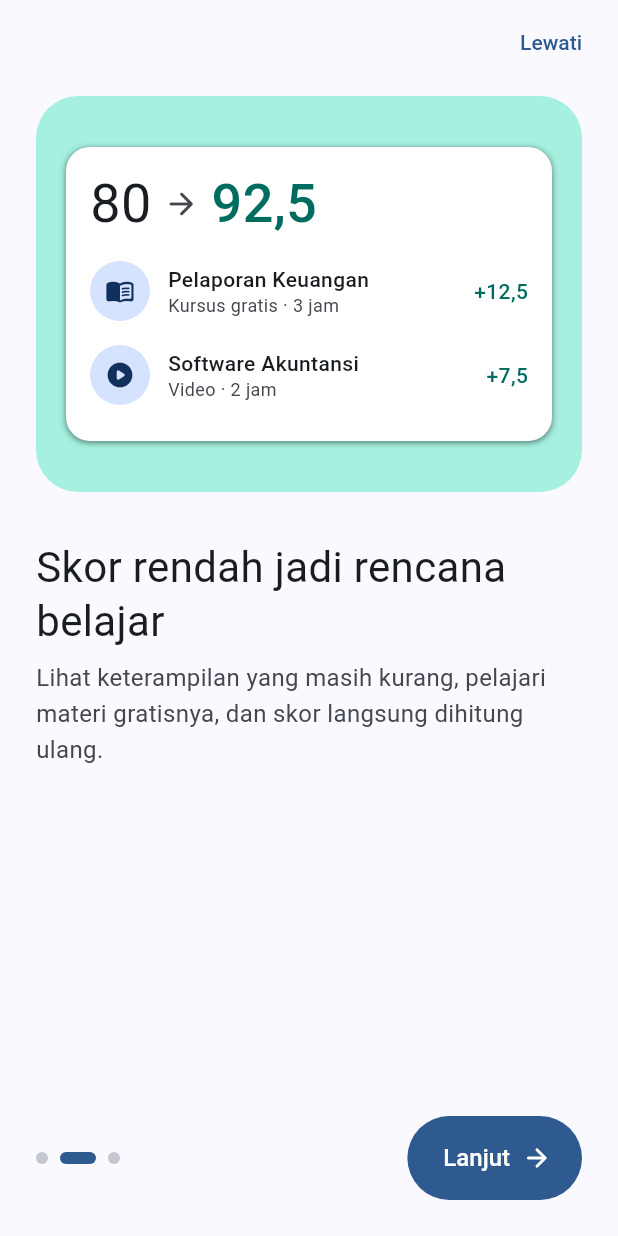
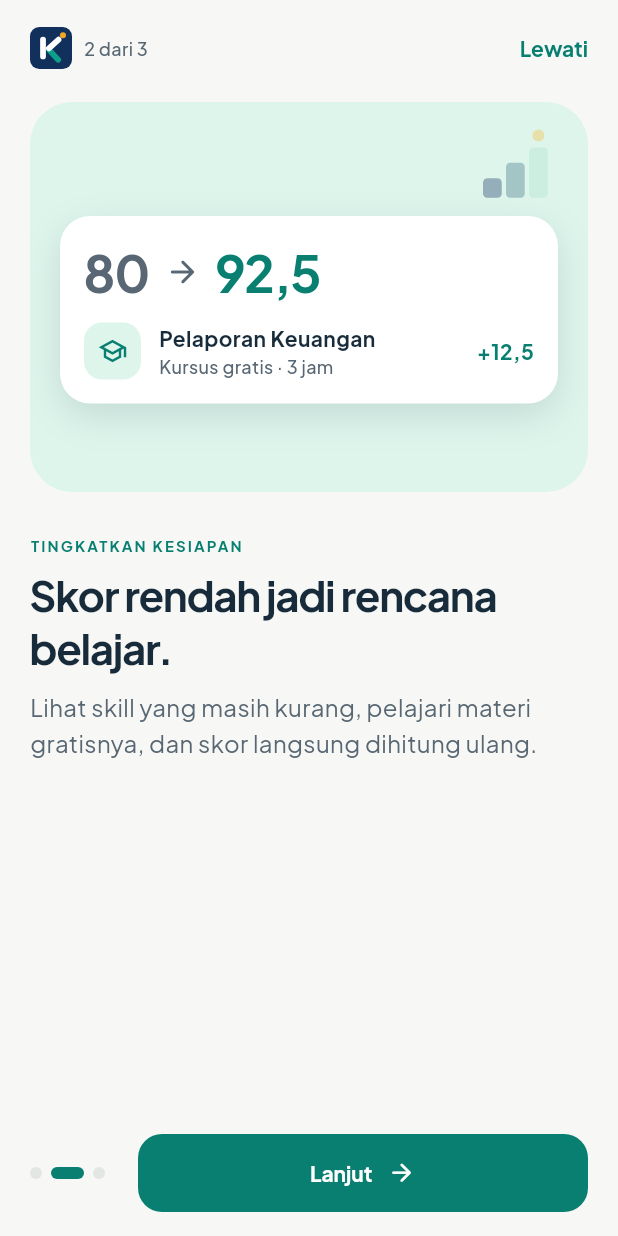
Before and after one commit to mibnusofyan/KarirIn, a Flutter app: the screen it shows after launch, swiped to page 2, on a phone screen of 412 x 824 dp. Run offline on Flutter 3.47's test engine with Material 3 defaults, Android fonts, the phone set to English and light mode, and no system bars; our stand-ins replace flutter_riverpod, go_router.

Commit message:
Redesign splash and onboarding, completing the UI redesign
Last P1 screens from docs/ui-redesign-plan.md; all 16 screens now use
the career theme.

- Splash: larger K mark (104) with a quiet halo on navy, Plus Jakarta
  Sans wordmark, faint K-steps motif and a thin yellow progress bar. The
  logo fades/scales in (skipped with reduced motion). Duration cut from
  1.8s to 1.4s (SplashScreen.duration); tap anywhere still skips, and
  navigation happens only once.
- Onboarding: three stories per the plan (Temukan peluang, Tingkatkan
  kesiapan, Berlatih), one benefit each, on identical panels (navy / mint
  / light amber) with the K-steps motif. Figures are computed from the
  real logic: Match Score 80 for Staf Administrasi Keuangan, 80 -> 92.5
  after Pelaporan Keuangan, and rubric bars from gradeAnswer(). Header
  shows the mark and "n dari 3"; Lewati is hidden on the last slide,
  whose CTA reads "Mulai sekarang".
- README: all 16 screens are now on the new theme.
- Tests: splash_onboarding_test covers the splash timing, tap-to-skip,
  reduced motion, the three stories with real figures, swipe and Lewati,
  and no overflow at 360/390/412 x 1.0/1.3/2.0.

Co-Authored-By: Claude Opus 5.5 <noreply@anthropic.com>

```diff
--- a/lib/screens/onboarding_screen.dart
+++ b/lib/screens/onboarding_screen.dart
@@ -1,10 +1,16 @@
 import 'package:flutter/material.dart';
 import 'package:go_router/go_router.dart';
 
+import '../data/mock_data.dart';
+import '../logic/interview.dart';
+import '../logic/match_score.dart';
 import '../router.dart';
-import '../theme/app_theme.dart';
+import '../theme/career_theme.dart';
+import '../widgets/career_widgets.dart';
 import '../widgets/common.dart';
 
+/// Three stories: find opportunities, grow readiness, practise. One benefit per slide,
+/// each with the same panel shape and the K mark's rising-steps motif.
 class OnboardingScreen extends StatefulWidget {
   const OnboardingScreen({super.key});
 
@@ -18,19 +24,19 @@ class _OnboardingScreenState extends State<OnboardingScreen> {
 
   static const _slides = [
     (
-      'Lowongan yang benar-benar cocok',
-      'Setiap lowongan diberi Match Score 0–100 lengkap dengan alasannya. Kamu tahu mana yang layak dilamar lebih dulu.',
-      KColors.primaryContainer,
+      eyebrow: 'TEMUKAN PELUANG',
+      title: 'Lowongan yang benar-benar cocok.',
+      body: 'Setiap lowongan diberi Match Score 0–100 lengkap dengan alasannya, jadi kamu tahu mana yang layak dilamar lebih dulu.',
     ),
     (
-      'Skor rendah jadi rencana belajar',
-      'Lihat keterampilan yang masih kurang, pelajari materi gratisnya, dan skor langsung dihitung ulang.',
-      KColors.secondaryContainer,
+      eyebrow: 'TINGKATKAN KESIAPAN',
+      title: 'Skor rendah jadi rencana belajar.',
+      body: 'Lihat skill yang masih kurang, pelajari materi gratisnya, dan skor langsung dihitung ulang.',
     ),
     (
-      'Latihan wawancara untuk posisi itu',
-      'AI Interview Coach menyusun pertanyaan dari deskripsi lowongan dan menilai jawabanmu dengan rubrik yang jelas.',
-      KColors.tertiaryContainer,
+      eyebrow: 'BERLATIH',
+      title: 'Latihan wawancara untuk posisi itu.',
+      body: 'AI Interview Coach menyusun pertanyaan dari lowongan dan memberi umpan balik dengan rubrik yang jelas.',
     ),
   ];
 
@@ -41,26 +47,35 @@ class _OnboardingScreenState extends State<OnboardingScreen> {
   }
 
   void _next() {
-    if (_i < 2) {
-      _pc.nextPage(duration: const Duration(milliseconds: 300), curve: Curves.easeOutCubic);
+    if (_i < _slides.length - 1) {
+      _pc.nextPage(
+        duration: MediaQuery.disableAnimationsOf(context) ? const Duration(milliseconds: 1) : const Duration(milliseconds: 300),
+        curve: Curves.easeOutCubic,
+      );
     } else {
       context.go(Routes.auth);
     }
   }
 
   @override
-  Widget build(BuildContext context) => Scaffold(
+  Widget build(BuildContext context) {
+    final last = _i == _slides.length - 1;
+    return CareerTheme(
+      child: Scaffold(
         body: SafeArea(
           child: Column(
             children: [
-          SizedBox(
-            height: 56,
-            child: Align(
-              alignment: Alignment.centerRight,
-              child: Padding(
-                padding: const EdgeInsets.only(right: 12),
-                child: TextButton(onPressed: () => context.go(Routes.auth), child: const Text('Lewati')),
-              ),
+              Padding(
+                padding: const EdgeInsets.fromLTRB(20, 8, 8, 0),
+                child: Row(
+                  children: [
+                    const KarirInMark(size: 28),
+                    const SizedBox(width: 8),
+                    Text('${_i + 1} dari ${_slides.length}', style: CareerText.small),
+                    const Spacer(),
+                    if (!last) TextButton(onPressed: () => context.go(Routes.auth), child: const Text('Lewati')),
+                    if (last) const SizedBox(height: 48),
+                  ],
                 ),
               ),
               Expanded(
@@ -69,24 +84,19 @@ class _OnboardingScreenState extends State<OnboardingScreen> {
                   itemCount: _slides.length,
                   onPageChanged: (i) => setState(() => _i = i),
                   itemBuilder: (_, i) {
-                final (title, body, bg) = _slides[i];
+                    final s = _slides[i];
                     return SingleChildScrollView(
-                  padding: const EdgeInsets.fromLTRB(24, 8, 24, 0),
+                      padding: const EdgeInsets.fromLTRB(20, 12, 20, 12),
                       child: Column(
                         crossAxisAlignment: CrossAxisAlignment.start,
                         children: [
-                      Container(
-                        constraints: const BoxConstraints(minHeight: 264),
-                        width: double.infinity,
-                        padding: const EdgeInsets.all(20),
-                        decoration: BoxDecoration(color: bg, borderRadius: BorderRadius.circular(28)),
-                        alignment: Alignment.center,
-                        child: [const _MatchPreview(), const _GapPreview(), const _CoachPreview()][i],
-                      ),
-                      const SizedBox(height: 32),
-                      Text(title, style: KText.headlineMedium),
+                          _Panel(index: i),
+                          const SizedBox(height: 28),
+                          Text(s.eyebrow, style: CareerText.eyebrow.copyWith(color: CareerColors.teal)),
                           const SizedBox(height: 8),
-                      Text(body, style: KText.bodyLarge.copyWith(color: KColors.onSurfaceVariant)),
+                          Text(s.title, style: CareerText.heading),
+                          const SizedBox(height: 10),
+                          Text(s.body, style: CareerText.muted.copyWith(fontSize: 16)),
                         ],
                       ),
                     );
@@ -94,36 +104,31 @@ class _OnboardingScreenState extends State<OnboardingScreen> {
                 ),
               ),
               Padding(
-            padding: const EdgeInsets.fromLTRB(24, 16, 24, 24),
+                padding: const EdgeInsets.fromLTRB(20, 8, 20, 16),
                 child: Row(
                   children: [
-                for (var d = 0; d < 3; d++)
+                    Semantics(
+                      label: 'Slide ${_i + 1} dari ${_slides.length}',
+                      excludeSemantics: true,
+                      child: Row(
+                        children: [
+                          for (var d = 0; d < _slides.length; d++)
                             AnimatedContainer(
                               duration: const Duration(milliseconds: 200),
-                    margin: const EdgeInsets.only(right: 8),
-                    width: d == _i ? 24 : 8,
+                              margin: const EdgeInsets.only(right: 6),
+                              width: d == _i ? 22 : 8,
                               height: 8,
                               decoration: BoxDecoration(
-                      color: d == _i ? KColors.primary : KColors.outlineVariant,
+                                color: d == _i ? CareerColors.teal : CareerColors.line,
                                 borderRadius: BorderRadius.circular(4),
                               ),
                             ),
-                const Spacer(),
-                FilledButton(
-                  onPressed: _next,
-                  style: FilledButton.styleFrom(
-                    minimumSize: const Size(0, 56),
-                    padding: const EdgeInsets.fromLTRB(24, 0, 20, 0),
-                    textStyle: const TextStyle(fontSize: 16, fontWeight: FontWeight.w500),
-                  ),
-                  child: Row(
-                    mainAxisSize: MainAxisSize.min,
-                    children: [
-                      Text(_i == 2 ? 'Mulai' : 'Lanjut'),
-                      const SizedBox(width: 8),
-                      const Icon(Icons.arrow_forward_rounded, size: 20),
                         ],
                       ),
+                    ),
+                    const SizedBox(width: 16),
+                    Expanded(
+                      child: CareerButton(label: last ? 'Mulai sekarang' : 'Lanjut', onPressed: _next),
                     ),
                   ],
                 ),
@@ -131,7 +136,45 @@ class _OnboardingScreenState extends State<OnboardingScreen> {
             ],
           ),
         ),
+      ),
     );
+  }
+}
+
+/// Same rounded panel for every slide; colour and illustration change with the story.
+class _Panel extends StatelessWidget {
+  const _Panel({required this.index});
+  final int index;
+
+  @override
+  Widget build(BuildContext context) {
+    final bg = [CareerColors.navy, CareerColors.mint, CareerColors.amberLight][index];
+    return ExcludeSemantics(
+      child: Container(
+        width: double.infinity,
+        constraints: const BoxConstraints(minHeight: 260),
+        decoration: BoxDecoration(color: bg, borderRadius: BorderRadius.circular(28)),
+        clipBehavior: Clip.antiAlias,
+        child: Stack(
+          children: [
+            // Small K-steps motif above the card, so it is never covered.
+            Positioned(
+              right: 20,
+              top: 16,
+              child: Opacity(
+                opacity: index == 0 ? .7 : .45,
+                child: const SizedBox(width: 50, height: 48, child: FittedBox(child: CareerSteps())),
+              ),
+            ),
+            Padding(
+              padding: const EdgeInsets.fromLTRB(20, 76, 20, 20),
+              child: [const _OpportunityArt(), const _ReadinessArt(), const _PracticeArt()][index],
+            ),
+          ],
+        ),
+      ),
+    );
+  }
 }
 
 class _WhiteCard extends StatelessWidget {
@@ -144,71 +187,86 @@ class _WhiteCard extends StatelessWidget {
     padding: const EdgeInsets.all(16),
     decoration: BoxDecoration(
       color: Colors.white,
-      borderRadius: BorderRadius.circular(16),
-      boxShadow: const [
-        BoxShadow(color: Color(0x4D000000), blurRadius: 2, offset: Offset(0, 1)),
-        BoxShadow(color: Color(0x26000000), blurRadius: 3, spreadRadius: 1, offset: Offset(0, 1)),
-      ],
+      borderRadius: BorderRadius.circular(20),
+      boxShadow: const [BoxShadow(color: Color(0x1F0B1F3A), blurRadius: 20, offset: Offset(0, 8))],
     ),
     child: child,
   );
 }
 
-class _MatchPreview extends StatelessWidget {
-  const _MatchPreview();
+class _OpportunityArt extends StatelessWidget {
+  const _OpportunityArt();
 
   @override
   Widget build(BuildContext context) {
-    Widget seg(int flex, double v) => Expanded(
-      flex: flex,
-      child: Bar(value: v, color: KColors.secondary, height: 8),
-    );
+    final job = jobById('j1');
+    final r = computeMatch(job, raniProfile);
     return _WhiteCard(
       child: Column(
         crossAxisAlignment: CrossAxisAlignment.start,
         children: [
-          const Row(
+          Row(
             children: [
-              ScoreTile(score: 80),
-              SizedBox(width: 12),
-              Expanded(
+              CompanyAvatar(company: job.company, size: 36),
+              const SizedBox(width: 10),
+              Expanded(child: Text(job.company, style: CareerText.small)),
+            ],
+          ),
+          const SizedBox(height: 10),
+          Text(job.title, style: CareerText.cardTitle),
+          const SizedBox(height: 4),
+          Text('${job.city} · ${job.mode.label} · ${job.salary}', style: CareerText.small),
+          const SizedBox(height: 12),
+          MatchBadge(result: r),
+        ],
+      ),
+    );
+  }
+}
+
+class _ReadinessArt extends StatelessWidget {
+  const _ReadinessArt();
+
+  @override
+  Widget build(BuildContext context) {
+    final job = jobById('j1');
+    final before = computeMatch(job, raniProfile);
+    final gap = skillGap(job, before).first;
+    final after = computeMatch(job, raniProfile.copyWith(skills: [...raniProfile.skills, gap.skill]));
+    return _WhiteCard(
       child: Column(
         crossAxisAlignment: CrossAxisAlignment.start,
         children: [
-                    Text(
-                      'Staf Administrasi Keuangan',
-                      style: TextStyle(fontSize: 15, height: 20 / 15, fontWeight: FontWeight.w500),
+          Wrap(
+            crossAxisAlignment: WrapCrossAlignment.end,
+            children: [
+              Text(fmt(before.total), style: CareerText.heading.copyWith(fontSize: 34, color: CareerColors.muted)),
+              const Padding(
+                padding: EdgeInsets.fromLTRB(10, 0, 10, 10),
+                child: Icon(Icons.arrow_forward_rounded, color: CareerColors.muted),
               ),
-                    Text('PT Sinar Mandiri Abadi · Purwokerto', style: KText.bodySmall),
-                  ],
-                ),
-              ),
+              Text(fmt(after.total), style: CareerText.heading.copyWith(fontSize: 34, color: CareerColors.teal)),
             ],
           ),
           const SizedBox(height: 12),
           Row(
             children: [
-              seg(50, .75),
-              const SizedBox(width: 3),
-              seg(15, .5),
-              const SizedBox(width: 3),
-              seg(15, 1),
-              const SizedBox(width: 3),
-              seg(10, 1),
-              const SizedBox(width: 3),
-              seg(10, 1),
+              Container(
+                padding: const EdgeInsets.all(9),
+                decoration: BoxDecoration(color: CareerColors.mint, borderRadius: BorderRadius.circular(12)),
+                child: const Icon(Icons.school_outlined, color: CareerColors.teal, size: 20),
+              ),
+              const SizedBox(width: 12),
+              Expanded(
+                child: Column(
+                  crossAxisAlignment: CrossAxisAlignment.start,
+                  children: [
+                    Text(gap.skill, style: CareerText.label),
+                    Text('${resourceFor(gap.skill).type.label} gratis · ${resourceFor(gap.skill).duration}', style: CareerText.small),
                   ],
                 ),
-          const SizedBox(height: 12),
-          Wrap(
-            spacing: 10,
-            runSpacing: 2,
-            children: [
-              for (final t in ['Skill wajib 50%', 'Tambahan 15%', 'Pendidikan 15%', 'Pengalaman 10%', 'Lokasi 10%'])
-                Text(
-                  t,
-                  style: const TextStyle(fontSize: 11, height: 16 / 11, color: KColors.onSurfaceVariant),
               ),
+              Text('+${fmt(gap.gain)}', style: CareerText.label.copyWith(color: CareerColors.teal)),
             ],
           ),
         ],
@@ -217,105 +275,25 @@ class _MatchPreview extends StatelessWidget {
   }
 }
 
-class _GapPreview extends StatelessWidget {
-  const _GapPreview();
+class _PracticeArt extends StatelessWidget {
+  const _PracticeArt();
 
   @override
   Widget build(BuildContext context) {
-    Widget row(IconData ic, String t, String sub, String gain) => Padding(
-      padding: const EdgeInsets.symmetric(vertical: 8),
-      child: Row(
-        children: [
-          IconCircle(ic),
-          const SizedBox(width: 12),
-          Expanded(
-            child: Column(
-              crossAxisAlignment: CrossAxisAlignment.start,
-              children: [
-                Text(t, style: KText.labelLarge),
-                Text(sub, style: KText.bodySmall),
-              ],
-            ),
-          ),
-          Text(
-            gain,
-            style: const TextStyle(fontSize: 14, fontWeight: FontWeight.w500, color: KColors.secondary),
-          ),
-        ],
-      ),
-    );
+    final q = interviewJ1[1];
+    final score = gradeAnswer(q.better);
     return _WhiteCard(
       child: Column(
         crossAxisAlignment: CrossAxisAlignment.start,
         children: [
-          const Row(
-            children: [
-              Text('80', style: TextStyle(fontSize: 36, height: 44 / 36)),
-              SizedBox(width: 8),
-              Icon(Icons.arrow_forward_rounded, color: KColors.onSurfaceVariant),
-              SizedBox(width: 8),
-              Text(
-                '92,5',
-                style: TextStyle(fontSize: 36, height: 44 / 36, fontWeight: FontWeight.w500, color: KColors.secondary),
-              ),
-            ],
-          ),
-          const SizedBox(height: 8),
-          row(Icons.menu_book_rounded, 'Pelaporan Keuangan', 'Kursus gratis · 3 jam', '+12,5'),
-          row(Icons.play_circle_rounded, 'Software Akuntansi', 'Video · 2 jam', '+7,5'),
-        ],
-      ),
-    );
-  }
-}
-
-class _CoachPreview extends StatelessWidget {
-  const _CoachPreview();
-
-  @override
-  Widget build(BuildContext context) {
-    Widget asp(String n, int v) => Column(
-      crossAxisAlignment: CrossAxisAlignment.start,
-      children: [
-        Row(
-          mainAxisAlignment: MainAxisAlignment.spaceBetween,
-          children: [
-            Text(n, style: const TextStyle(fontSize: 11, height: 16 / 11)),
-            Text(
-              '$v',
-              style: const TextStyle(fontSize: 11, height: 16 / 11, fontWeight: FontWeight.w700),
-            ),
-          ],
-        ),
-        const SizedBox(height: 3),
-        Bar(value: v / 25, color: v / 25 >= .75 ? KColors.secondary : KColors.midBar),
-      ],
-    );
-    return _WhiteCard(
-      child: Column(
-        crossAxisAlignment: CrossAxisAlignment.start,
-        children: [
-          const Tag('Pertanyaan 2 dari 5 · Perilaku', bg: KColors.primaryContainer, fg: KColors.onPrimaryContainer),
+          CareerPill(q.type, icon: Icons.forum_outlined, color: CareerColors.navy, background: CareerColors.background),
           const SizedBox(height: 10),
-          const Text(
-            'Pernahkah kamu menemukan kesalahan pada catatan keuangan? Apa yang kamu lakukan?',
-            style: TextStyle(fontSize: 15, height: 21 / 15, fontWeight: FontWeight.w500),
-          ),
-          const SizedBox(height: 10),
-          Row(
-            children: [
-              Expanded(child: asp('Relevansi', 22)),
-              const SizedBox(width: 14),
-              Expanded(child: asp('Struktur STAR', 18)),
-            ],
-          ),
-          const SizedBox(height: 8),
-          Row(
-            children: [
-              Expanded(child: asp('Kejelasan', 20)),
-              const SizedBox(width: 14),
-              Expanded(child: asp('Bukti konkret', 15)),
-            ],
+          Text(q.text, maxLines: 2, overflow: TextOverflow.ellipsis, style: CareerText.label),
+          const SizedBox(height: 14),
+          for (final (name, v) in score.aspects.take(2))
+            Padding(
+              padding: const EdgeInsets.only(bottom: 10),
+              child: RubricRow(name: name, value: v),
             ),
         ],
       ),
```
Also changed, not shown: lib/screens/splash_screen.dart (+60 -20 lines), 2 other files. Lines whose indentation alone changed are shown as unchanged.
